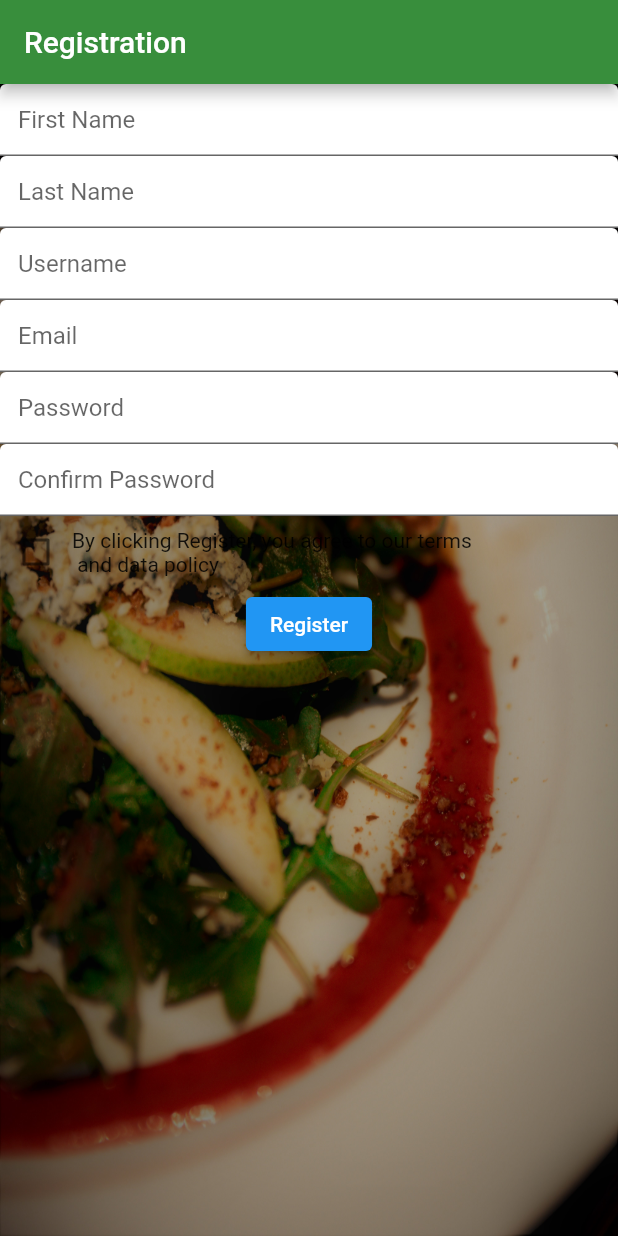
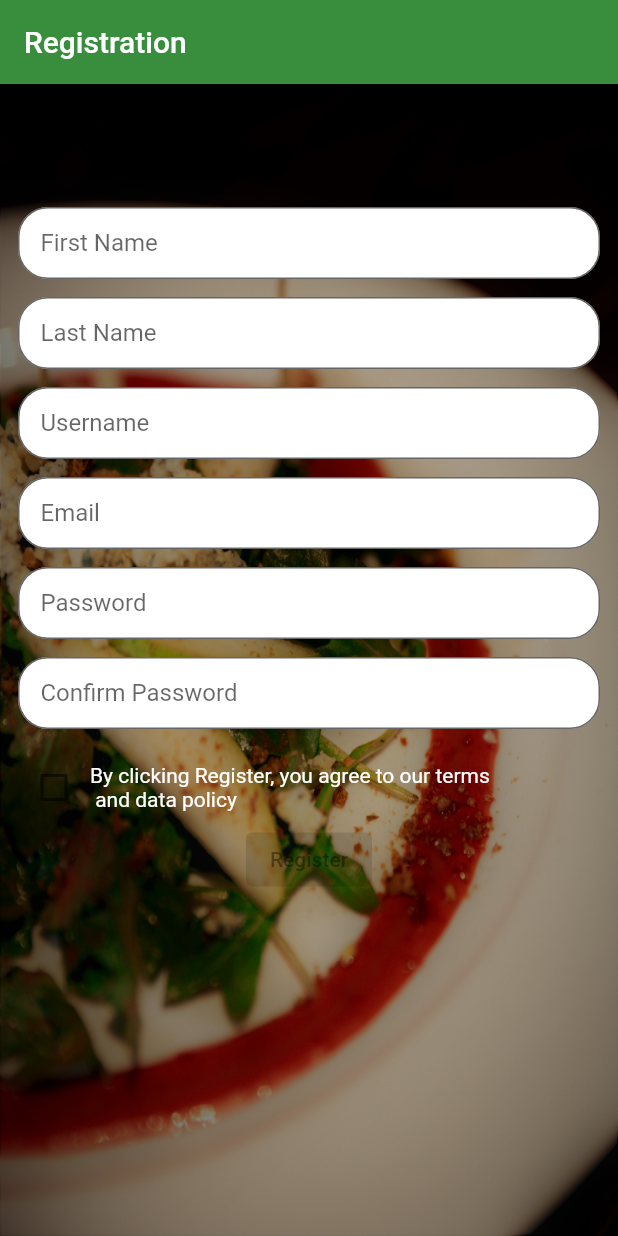
Before and after one commit to zindelluib/yummyrecipes-flutter-app, a Flutter app: the screen it shows after launch, on a phone screen of 412 x 824 dp. Run offline on Flutter 3.47's test engine with Material 2 defaults, Android fonts, the phone set to English and light mode, and no system bars.

Commit message:
Added styling

```diff
--- a/lib/registrationform.dart
+++ b/lib/registrationform.dart
@@ -12,14 +12,17 @@ InputDecoration txtDecoration(var str){
 	return  InputDecoration(
 		fillColor: Colors.white,
 		filled: true,
-		hintText: str
+		hintText: str,
+		border: OutlineInputBorder(borderRadius:BorderRadius.circular(20)),
+		contentPadding: EdgeInsets.fromLTRB(15,15,10,8),
+		errorStyle: TextStyle(color: Colors.yellow,fontWeight:FontWeight.bold)
 	);
 }
 
 
 
 class RegistrationFormState extends State<RegistrationForm>{
-
+	final _bottomSpace  = 12.0;
 	final _formKey  = GlobalKey<FormState>();
 	bool _isAccepted  = false;
 	final emailExp = new RegExp(r"(^[a-zA-Z0-9_.+-]+@[a-zA-Z0-9-]+\.[a-zA-Z0-9-.]+$)");
@@ -31,12 +34,25 @@ class RegistrationFormState extends State<RegistrationForm>{
 	    super.dispose();
 	  }
 
+	_register(){
+
+		if (_formKey.currentState.validate()) {
+
+			Scaffold
+				.of(context)
+				.showSnackBar(SnackBar(content: Text('Saving...')));
+		}
+
+	}
 	@override
 	Widget build(BuildContext context){
 		return Form(
 			key: _formKey,
 			child: Column(
 				children: [
+					SizedBox(
+						height: 70
+					),
 					TextFormField(
 						decoration:txtDecoration('First Name'),
 						validator: (value){
@@ -45,6 +61,9 @@ class RegistrationFormState extends State<RegistrationForm>{
 						    }
 						    return null;
 						}
+					),
+					SizedBox(
+						height: _bottomSpace
 					),
 					TextFormField(
 						decoration: txtDecoration('Last Name'),
@@ -55,6 +74,9 @@ class RegistrationFormState extends State<RegistrationForm>{
 						    return null;
 						}
 					),
+					SizedBox(
+						height: _bottomSpace
+					),
 					TextFormField(
 						decoration : txtDecoration('Username'),
 						validator: (value){
@@ -63,6 +85,9 @@ class RegistrationFormState extends State<RegistrationForm>{
 						    }
 						    return null;
 						}
+					),
+					SizedBox(
+						height: _bottomSpace
 					),
 					TextFormField(
 						decoration : txtDecoration('Email'),
@@ -74,6 +99,9 @@ class RegistrationFormState extends State<RegistrationForm>{
 
 						    return null;
 						}
+					),
+					SizedBox(
+						height: _bottomSpace
 					),
 					TextFormField(
 						obscureText: true,
@@ -89,6 +117,9 @@ class RegistrationFormState extends State<RegistrationForm>{
 						    return null;
 						}
 					),
+					SizedBox(
+						height: _bottomSpace
+					),
 					TextFormField(
 						obscureText: true,
 						decoration : txtDecoration('Confirm Password'),
@@ -102,6 +133,9 @@ class RegistrationFormState extends State<RegistrationForm>{
 						    return null;
 						}
 					),
+					SizedBox(
+						height: 15
+					),
 					Row(
 						children: [
 							Checkbox(
@@ -113,21 +147,15 @@ class RegistrationFormState extends State<RegistrationForm>{
 								}
 
 							),
-							Text('By clicking Register, you agree to our terms\n and data policy')
+							Text('By clicking Register, you agree to our terms\n and data policy',
+								style : TextStyle(color: Colors.white)
+							)
 
 						]
 					),
 					ElevatedButton(
 						child: Text('Register'),
-						onPressed:(){
-							if (_formKey.currentState.validate()) {
-
-						      Scaffold
-						          .of(context)
-						          .showSnackBar(SnackBar(content: Text('Saving...')));
-						    }
-
-						}
+						onPressed: _isAccepted?_register:null
 					)
 
 				]
--- a/lib/registrationpage.dart
+++ b/lib/registrationpage.dart
@@ -21,7 +21,8 @@ class RegistrationPage extends StatelessWidget{
 					),//Container
 					SingleChildScrollView(
 						child: Container(
-							child: RegistrationForm()
+							child: RegistrationForm(),
+							padding: EdgeInsets.all(12)
 						)//Container
 					)//SingleChildScrollView
 
```
